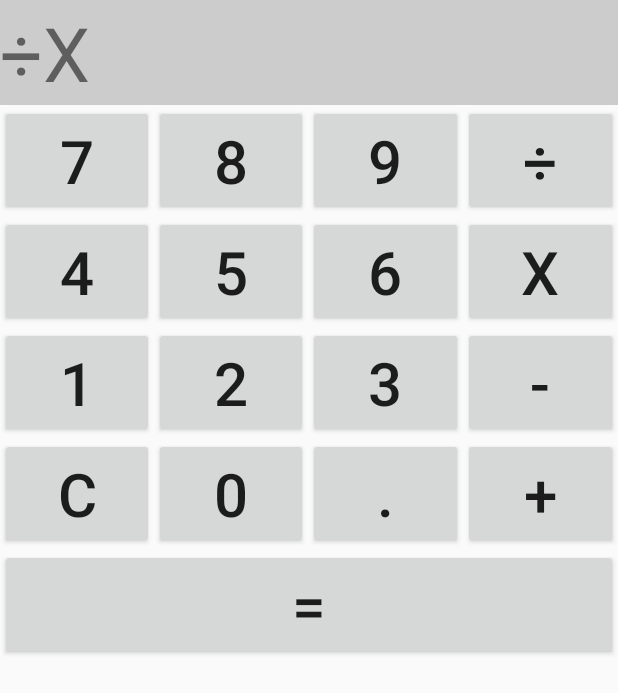
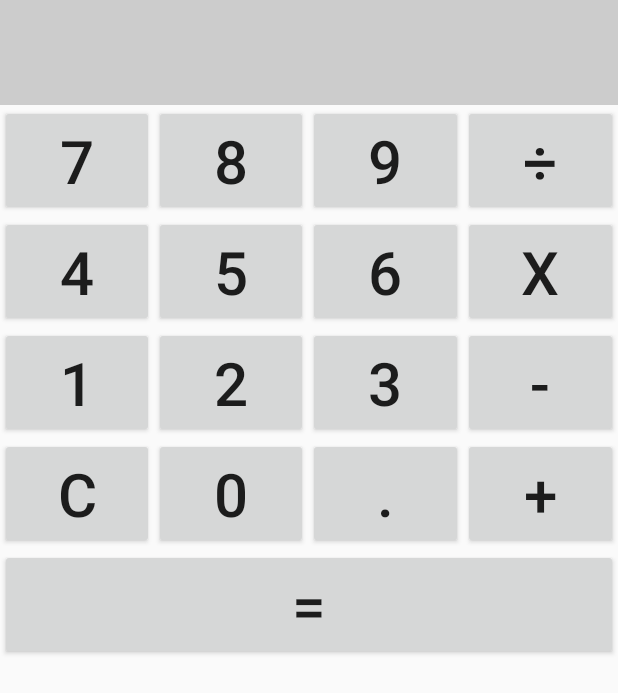
Before and after one commit to whipress/KalculatorApp, an Android app: the screen it shows after launch (MainActivity), after a tap on an icon or button, on a phone screen of 412 x 824 dp. Shown: the top 693 px of the screen. Run offline under Robolectric (Android 15) with nearby library versions, the light colour scheme and no system bars; 1 other tap on this screen came first.

Commit message:
Create the methods that avoid to insert signals as calculator starts

```diff
--- a/app/src/main/java/com/whipress/kalculator/kalculator/MainActivity.java
+++ b/app/src/main/java/com/whipress/kalculator/kalculator/MainActivity.java
@@ -2,6 +2,7 @@ package com.whipress.kalculator.kalculator;
 
 import android.os.Bundle;
 import android.support.v7.app.AppCompatActivity;
+import android.util.Log;
 import android.view.View;
 import android.widget.Button;
 import android.widget.TextView;
@@ -19,6 +20,8 @@ Button btn9, btn8, btn7, btn6, btn5, btn4, btn3, btn2, btn1, btn0, btnSum, btnCl
 
 String operartionValue;
 int counterOp = 0;
+
+int triggerOne = 0;
 
 
     @Override
@@ -105,6 +108,16 @@ int counterOp = 0;
         TextView txt1 = (TextView) findViewById(v.getId());
 
 
+       if (txt1.getText().equals("+") && triggerOne == 0 || txt1.getText().equals("-") && triggerOne == 0 || txt1.getText().equals("X") && triggerOne == 0 || txt1.getText().equals("÷") && triggerOne == 0)
+                {
+
+                    operartionValue = "";
+                    Log.w("Valor", "Clique do +");
+             }
+
+
+
+
 
         if (txt1.getText().equals("+") || txt1.getText().equals("-") || txt1.getText().equals("X") || txt1.getText().equals("÷"))
         {
@@ -114,6 +127,7 @@ int counterOp = 0;
         else
         {
             counterOp = 1;
+            triggerOne = 1;
         }
 
 
@@ -147,11 +161,17 @@ int counterOp = 0;
 
                 operartionValue = txt1.getText().toString();
 
-                if (counterOp > 2 || counterOp == 0)
+
+                    if (counterOp > 2)
                 {
                     operartionValue = "";
                 }
-                CalculationValues.setText(CalculationValues.getText().toString() + operartionValue);
+
+
+                if (triggerOne > 0 ) {
+                    CalculationValues.setText(CalculationValues.getText().toString() + operartionValue);
+
+                }
                 }
 
 
```
